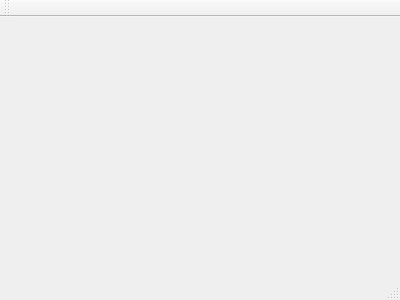
Qt form mainwindow.ui (pszem0c/AccSensorMonitor) before a commit.
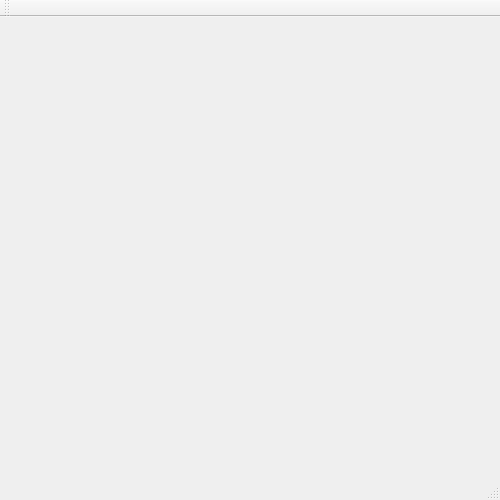
The same form after that commit.

Patch:
```diff
--- a/mainwindow.ui
+++ b/mainwindow.ui
@@ -1,24 +1,52 @@
 <ui version="4.0">
  <class>MainWindow</class>
- <widget class="QMainWindow" name="MainWindow" >
-  <property name="geometry" >
+ <widget class="QMainWindow" name="MainWindow">
+  <property name="geometry">
    <rect>
     <x>0</x>
     <y>0</y>
-    <width>400</width>
-    <height>300</height>
+    <width>500</width>
+    <height>500</height>
    </rect>
   </property>
-  <property name="windowTitle" >
+  <property name="sizePolicy">
+   <sizepolicy hsizetype="Ignored" vsizetype="Ignored">
+    <horstretch>0</horstretch>
+    <verstretch>0</verstretch>
+   </sizepolicy>
+  </property>
+  <property name="windowTitle">
    <string>MainWindow</string>
   </property>
-  <widget class="QMenuBar" name="menuBar" />
-  <widget class="QToolBar" name="mainToolBar" />
-  <widget class="QWidget" name="centralWidget" />
-  <widget class="QStatusBar" name="statusBar" />
+  <widget class="QWidget" name="centralWidget">
+   <property name="sizePolicy">
+    <sizepolicy hsizetype="Preferred" vsizetype="Preferred">
+     <horstretch>0</horstretch>
+     <verstretch>0</verstretch>
+    </sizepolicy>
+   </property>
+  </widget>
+  <widget class="QMenuBar" name="menuBar">
+   <property name="geometry">
+    <rect>
+     <x>0</x>
+     <y>0</y>
+     <width>500</width>
+     <height>22</height>
+    </rect>
+   </property>
+  </widget>
+  <widget class="QToolBar" name="mainToolBar">
+   <attribute name="toolBarArea">
+    <enum>TopToolBarArea</enum>
+   </attribute>
+   <attribute name="toolBarBreak">
+    <bool>false</bool>
+   </attribute>
+  </widget>
+  <widget class="QStatusBar" name="statusBar"/>
  </widget>
- <layoutDefault spacing="6" margin="11" />
- <pixmapfunction></pixmapfunction>
+ <layoutdefault spacing="6" margin="11"/>
  <resources/>
  <connections/>
 </ui>
```
Left out of the diff: 1 changed line with no effect on the pictures.
